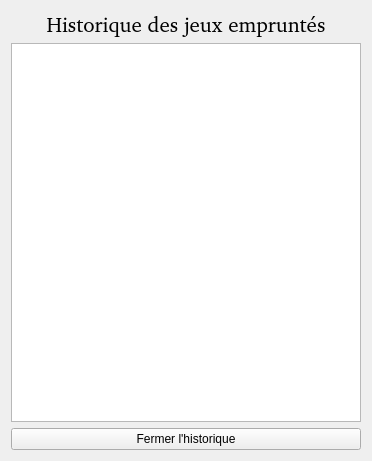
Qt form f_historiquejeux.ui (nivhg/ludopen) before a commit.
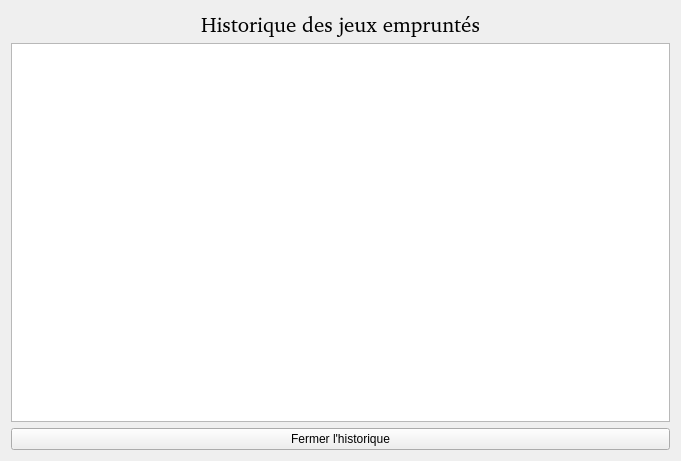
The same form after that commit.

Patch:
```diff
--- a/f_historiquejeux.ui
+++ b/f_historiquejeux.ui
@@ -6,7 +6,7 @@
    <rect>
     <x>0</x>
     <y>0</y>
-    <width>372</width>
+    <width>681</width>
     <height>461</height>
    </rect>
   </property>
```
